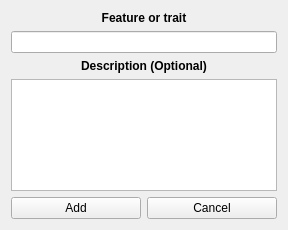
ericmullally/dnd_tracker, file widgets_file/ui_file_backup/feats_form.ui: the form before one commit.
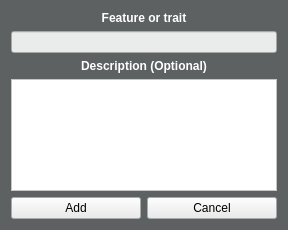
The form after the commit.

The edit to the form file:
```diff
--- a/widgets_file/ui_file_backup/feats_form.ui
+++ b/widgets_file/ui_file_backup/feats_form.ui
@@ -10,6 +10,448 @@
     <height>230</height>
    </rect>
   </property>
+  <property name="palette">
+   <palette>
+    <active>
+     <colorrole role="WindowText">
+      <brush brushstyle="SolidPattern">
+       <color alpha="255">
+        <red>255</red>
+        <green>255</green>
+        <blue>255</blue>
+       </color>
+      </brush>
+     </colorrole>
+     <colorrole role="Button">
+      <brush brushstyle="SolidPattern">
+       <color alpha="255">
+        <red>94</red>
+        <green>97</green>
+        <blue>98</blue>
+       </color>
+      </brush>
+     </colorrole>
+     <colorrole role="Light">
+      <brush brushstyle="SolidPattern">
+       <color alpha="255">
+        <red>141</red>
+        <green>146</green>
+        <blue>147</blue>
+       </color>
+      </brush>
+     </colorrole>
+     <colorrole role="Midlight">
+      <brush brushstyle="SolidPattern">
+       <color alpha="255">
+        <red>117</red>
+        <green>121</green>
+        <blue>122</blue>
+       </color>
+      </brush>
+     </colorrole>
+     <colorrole role="Dark">
+      <brush brushstyle="SolidPattern">
+       <color alpha="255">
+        <red>47</red>
+        <green>48</green>
+        <blue>49</blue>
+       </color>
+      </brush>
+     </colorrole>
+     <colorrole role="Mid">
+      <brush brushstyle="SolidPattern">
+       <color alpha="255">
+        <red>62</red>
+        <green>64</green>
+        <blue>65</blue>
+       </color>
+      </brush>
+     </colorrole>
+     <colorrole role="Text">
+      <brush brushstyle="SolidPattern">
+       <color alpha="255">
+        <red>255</red>
+        <green>255</green>
+        <blue>255</blue>
+       </color>
+      </brush>
+     </colorrole>
+     <colorrole role="BrightText">
+      <brush brushstyle="SolidPattern">
+       <color alpha="255">
+        <red>255</red>
+        <green>255</green>
+        <blue>255</blue>
+       </color>
+      </brush>
+     </colorrole>
+     <colorrole role="ButtonText">
+      <brush brushstyle="SolidPattern">
+       <color alpha="255">
+        <red>255</red>
+        <green>255</green>
+        <blue>255</blue>
+       </color>
+      </brush>
+     </colorrole>
+     <colorrole role="Base">
+      <brush brushstyle="SolidPattern">
+       <color alpha="255">
+        <red>0</red>
+        <green>0</green>
+        <blue>0</blue>
+       </color>
+      </brush>
+     </colorrole>
+     <colorrole role="Window">
+      <brush brushstyle="SolidPattern">
+       <color alpha="255">
+        <red>94</red>
+        <green>97</green>
+        <blue>98</blue>
+       </color>
+      </brush>
+     </colorrole>
+     <colorrole role="Shadow">
+      <brush brushstyle="SolidPattern">
+       <color alpha="255">
+        <red>0</red>
+        <green>0</green>
+        <blue>0</blue>
+       </color>
+      </brush>
+     </colorrole>
+     <colorrole role="AlternateBase">
+      <brush brushstyle="SolidPattern">
+       <color alpha="255">
+        <red>47</red>
+        <green>48</green>
+        <blue>49</blue>
+       </color>
+      </brush>
+     </colorrole>
+     <colorrole role="ToolTipBase">
+      <brush brushstyle="SolidPattern">
+       <color alpha="255">
+        <red>255</red>
+        <green>255</green>
+        <blue>220</blue>
+       </color>
+      </brush>
+     </colorrole>
+     <colorrole role="ToolTipText">
+      <brush brushstyle="SolidPattern">
+       <color alpha="255">
+        <red>0</red>
+        <green>0</green>
+        <blue>0</blue>
+       </color>
+      </brush>
+     </colorrole>
+     <colorrole role="PlaceholderText">
+      <brush brushstyle="SolidPattern">
+       <color alpha="128">
+        <red>255</red>
+        <green>255</green>
+        <blue>255</blue>
+       </color>
+      </brush>
+     </colorrole>
+    </active>
+    <inactive>
+     <colorrole role="WindowText">
+      <brush brushstyle="SolidPattern">
+       <color alpha="255">
+        <red>255</red>
+        <green>255</green>
+        <blue>255</blue>
+       </color>
+      </brush>
+     </colorrole>
+     <colorrole role="Button">
+      <brush brushstyle="SolidPattern">
+       <color alpha="255">
+        <red>94</red>
+        <green>97</green>
+        <blue>98</blue>
+       </color>
+      </brush>
+     </colorrole>
+     <colorrole role="Light">
+      <brush brushstyle="SolidPattern">
+       <color alpha="255">
+        <red>141</red>
+        <green>146</green>
+        <blue>147</blue>
+       </color>
+      </brush>
+     </colorrole>
+     <colorrole role="Midlight">
+      <brush brushstyle="SolidPattern">
+       <color alpha="255">
+        <red>117</red>
+        <green>121</green>
+        <blue>122</blue>
+       </color>
+      </brush>
+     </colorrole>
+     <colorrole role="Dark">
+      <brush brushstyle="SolidPattern">
+       <color alpha="255">
+        <red>47</red>
+        <green>48</green>
+        <blue>49</blue>
+       </color>
+      </brush>
+     </colorrole>
+     <colorrole role="Mid">
+      <brush brushstyle="SolidPattern">
+       <color alpha="255">
+        <red>62</red>
+        <green>64</green>
+        <blue>65</blue>
+       </color>
+      </brush>
+     </colorrole>
+     <colorrole role="Text">
+      <brush brushstyle="SolidPattern">
+       <color alpha="255">
+        <red>255</red>
+        <green>255</green>
+        <blue>255</blue>
+       </color>
+      </brush>
+     </colorrole>
+     <colorrole role="BrightText">
+      <brush brushstyle="SolidPattern">
+       <color alpha="255">
+        <red>255</red>
+        <green>255</green>
+        <blue>255</blue>
+       </color>
+      </brush>
+     </colorrole>
+     <colorrole role="ButtonText">
+      <brush brushstyle="SolidPattern">
+       <color alpha="255">
+        <red>255</red>
+        <green>255</green>
+        <blue>255</blue>
+       </color>
+      </brush>
+     </colorrole>
+     <colorrole role="Base">
+      <brush brushstyle="SolidPattern">
+       <color alpha="255">
+        <red>0</red>
+        <green>0</green>
+        <blue>0</blue>
+       </color>
+      </brush>
+     </colorrole>
+     <colorrole role="Window">
+      <brush brushstyle="SolidPattern">
+       <color alpha="255">
+        <red>94</red>
+        <green>97</green>
+        <blue>98</blue>
+       </color>
+      </brush>
+     </colorrole>
+     <colorrole role="Shadow">
+      <brush brushstyle="SolidPattern">
+       <color alpha="255">
+        <red>0</red>
+        <green>0</green>
+        <blue>0</blue>
+       </color>
+      </brush>
+     </colorrole>
+     <colorrole role="AlternateBase">
+      <brush brushstyle="SolidPattern">
+       <color alpha="255">
+        <red>47</red>
+        <green>48</green>
+        <blue>49</blue>
+       </color>
+      </brush>
+     </colorrole>
+     <colorrole role="ToolTipBase">
+      <brush brushstyle="SolidPattern">
+       <color alpha="255">
+        <red>255</red>
+        <green>255</green>
+        <blue>220</blue>
+       </color>
+      </brush>
+     </colorrole>
+     <colorrole role="ToolTipText">
+      <brush brushstyle="SolidPattern">
+       <color alpha="255">
+        <red>0</red>
+        <green>0</green>
+        <blue>0</blue>
+       </color>
+      </brush>
+     </colorrole>
+     <colorrole role="PlaceholderText">
+      <brush brushstyle="SolidPattern">
+       <color alpha="128">
+        <red>255</red>
+        <green>255</green>
+        <blue>255</blue>
+       </color>
+      </brush>
+     </colorrole>
+    </inactive>
+    <disabled>
+     <colorrole role="WindowText">
+      <brush brushstyle="SolidPattern">
+       <color alpha="255">
+        <red>47</red>
+        <green>48</green>
+        <blue>49</blue>
+       </color>
+      </brush>
+     </colorrole>
+     <colorrole role="Button">
+      <brush brushstyle="SolidPattern">
+       <color alpha="255">
+        <red>94</red>
+        <green>97</green>
+        <blue>98</blue>
+       </color>
+      </brush>
+     </colorrole>
+     <colorrole role="Light">
+      <brush brushstyle="SolidPattern">
+       <color alpha="255">
+        <red>141</red>
+        <green>146</green>
+        <blue>147</blue>
+       </color>
+      </brush>
+     </colorrole>
+     <colorrole role="Midlight">
+      <brush brushstyle="SolidPattern">
+       <color alpha="255">
+        <red>117</red>
+        <green>121</green>
+        <blue>122</blue>
+       </color>
+      </brush>
+     </colorrole>
+     <colorrole role="Dark">
+      <brush brushstyle="SolidPattern">
+       <color alpha="255">
+        <red>47</red>
+        <green>48</green>
+        <blue>49</blue>
+       </color>
+      </brush>
+     </colorrole>
+     <colorrole role="Mid">
+      <brush brushstyle="SolidPattern">
+       <color alpha="255">
+        <red>62</red>
+        <green>64</green>
+        <blue>65</blue>
+       </color>
+      </brush>
+     </colorrole>
+     <colorrole role="Text">
+      <brush brushstyle="SolidPattern">
+       <color alpha="255">
+        <red>47</red>
+        <green>48</green>
+        <blue>49</blue>
+       </color>
+      </brush>
+     </colorrole>
+     <colorrole role="BrightText">
+      <brush brushstyle="SolidPattern">
+       <color alpha="255">
+        <red>255</red>
+        <green>255</green>
+        <blue>255</blue>
+       </color>
+      </brush>
+     </colorrole>
+     <colorrole role="ButtonText">
+      <brush brushstyle="SolidPattern">
+       <color alpha="255">
+        <red>47</red>
+        <green>48</green>
+        <blue>49</blue>
+       </color>
+      </brush>
+     </colorrole>
+     <colorrole role="Base">
+      <brush brushstyle="SolidPattern">
+       <color alpha="255">
+        <red>94</red>
+        <green>97</green>
+        <blue>98</blue>
+       </color>
+      </brush>
+     </colorrole>
+     <colorrole role="Window">
+      <brush brushstyle="SolidPattern">
+       <color alpha="255">
+        <red>94</red>
+        <green>97</green>
+        <blue>98</blue>
+       </color>
+      </brush>
+     </colorrole>
+     <colorrole role="Shadow">
+      <brush brushstyle="SolidPattern">
+       <color alpha="255">
+        <red>0</red>
+        <green>0</green>
+        <blue>0</blue>
+       </color>
+      </brush>
+     </colorrole>
+     <colorrole role="AlternateBase">
+      <brush brushstyle="SolidPattern">
+       <color alpha="255">
+        <red>94</red>
+        <green>97</green>
+        <blue>98</blue>
+       </color>
+      </brush>
+     </colorrole>
+     <colorrole role="ToolTipBase">
+      <brush brushstyle="SolidPattern">
+       <color alpha="255">
+        <red>255</red>
+        <green>255</green>
+        <blue>220</blue>
+       </color>
+      </brush>
+     </colorrole>
+     <colorrole role="ToolTipText">
+      <brush brushstyle="SolidPattern">
+       <color alpha="255">
+        <red>0</red>
+        <green>0</green>
+        <blue>0</blue>
+       </color>
+      </brush>
+     </colorrole>
+     <colorrole role="PlaceholderText">
+      <brush brushstyle="SolidPattern">
+       <color alpha="128">
+        <red>255</red>
+        <green>255</green>
+        <blue>255</blue>
+       </color>
+      </brush>
+     </colorrole>
+    </disabled>
+   </palette>
+  </property>
   <property name="windowTitle">
    <string>Form</string>
   </property>
@@ -31,7 +473,11 @@
     </widget>
    </item>
    <item row="1" column="0" colspan="2">
-    <widget class="QLineEdit" name="feats_input"/>
+    <widget class="QLineEdit" name="feats_input">
+     <property name="styleSheet">
+      <string notr="true">background-color:#eaebeb; color:black;</string>
+     </property>
+    </widget>
    </item>
    <item row="2" column="0" colspan="2">
     <widget class="QLabel" name="label_2">
@@ -50,10 +496,17 @@
     </widget>
    </item>
    <item row="3" column="0" colspan="2">
-    <widget class="QTextEdit" name="description_input"/>
+    <widget class="QTextEdit" name="description_input">
+     <property name="styleSheet">
+      <string notr="true">background-color:white; color:black;</string>
+     </property>
+    </widget>
    </item>
    <item row="4" column="0">
     <widget class="QPushButton" name="add_button">
+     <property name="styleSheet">
+      <string notr="true">background-color:#eaebeb;</string>
+     </property>
      <property name="text">
       <string>Add</string>
      </property>
@@ -61,6 +514,9 @@
    </item>
    <item row="4" column="1">
     <widget class="QPushButton" name="cancel_button">
+     <property name="styleSheet">
+      <string notr="true">background-color:#eaebeb;</string>
+     </property>
      <property name="text">
       <string>Cancel</string>
      </property>
```
